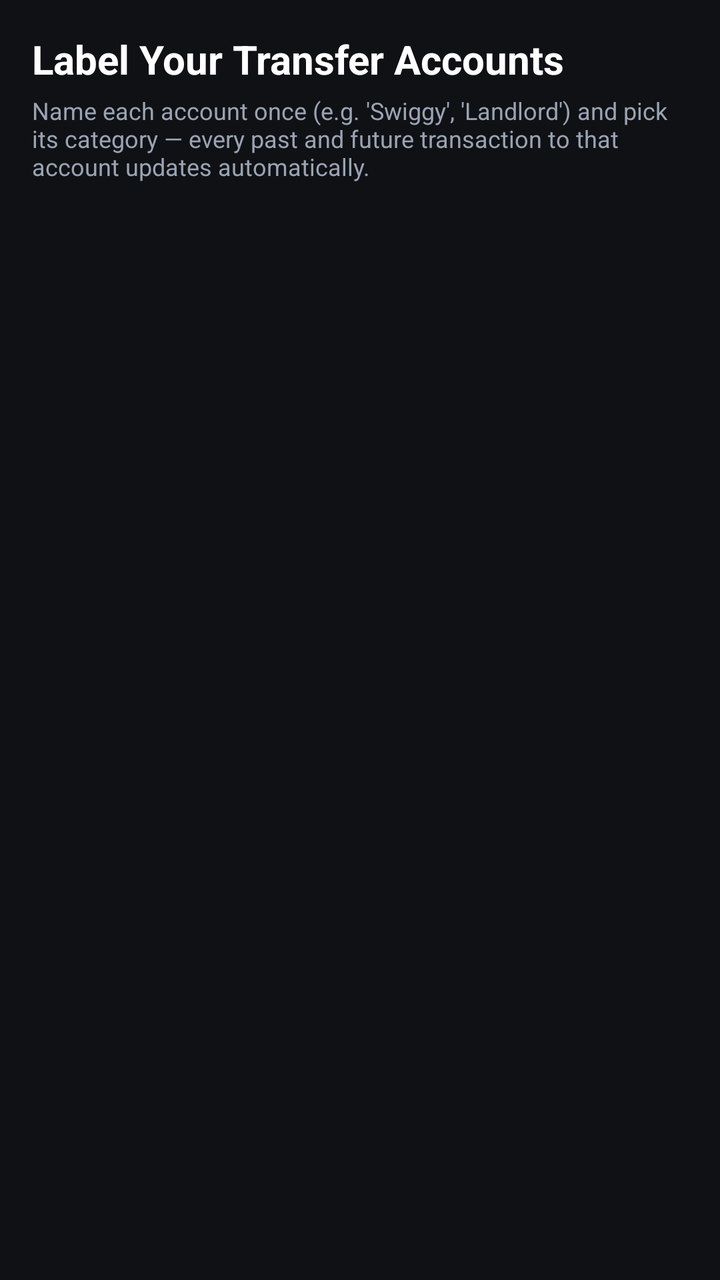
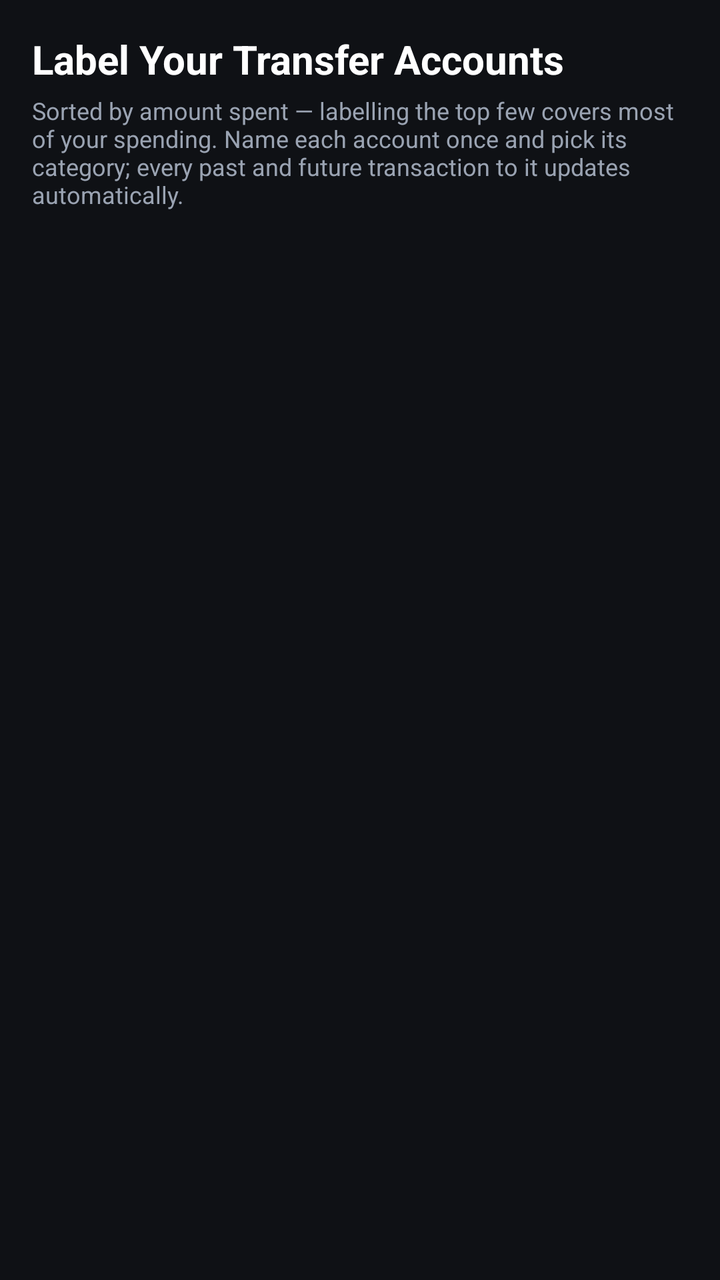

Two renders of the same Android screen: before a commit and after it. Below are the layout's source before the change and the commit's diff.
<!-- AndroidManifest.xml: application theme Theme.ExpenseTracker -->
<!-- res/layout/activity_aliases.xml -->
<?xml version="1.0" encoding="utf-8"?>
<LinearLayout xmlns:android="http://schemas.android.com/apk/res/android"
    android:layout_width="match_parent"
    android:layout_height="match_parent"
    android:background="#0F1115"
    android:orientation="vertical"
    android:padding="16dp">

    <TextView
        android:layout_width="wrap_content"
        android:layout_height="wrap_content"
        android:text="Label Your Transfer Accounts"
        android:textColor="#FFFFFF"
        android:textSize="20sp"
        android:textStyle="bold" />

    <TextView
        android:layout_width="wrap_content"
        android:layout_height="wrap_content"
        android:layout_marginTop="4dp"
        android:layout_marginBottom="16dp"
        android:text="Name each account once (e.g. 'Swiggy', 'Landlord') and pick its category — every past and future transaction to that account updates automatically."
        android:textColor="#9AA3B2"
        android:textSize="12sp" />

    <androidx.recyclerview.widget.RecyclerView
        android:id="@+id/rvAliases"
        android:layout_width="match_parent"
        android:layout_height="0dp"
        android:layout_weight="1" />

</LinearLayout>
<!-- resources referenced by this layout -->
<resources>
  <style name="Theme.ExpenseTracker" parent="Theme.MaterialComponents.DayNight.NoActionBar">
          <item name="colorPrimary">#5EEAD4</item>
          <item name="colorPrimaryDark">#0F1115</item>
          <item name="colorAccent">#5EEAD4</item>
          <item name="android:windowBackground">#0F1115</item>
      </style>
</resources>

<!-- the commit's change to res/layout/activity_aliases.xml (unified diff, before → after) -->
@@ -19,7 +19,7 @@
         android:layout_height="wrap_content"
         android:layout_marginTop="4dp"
         android:layout_marginBottom="16dp"
-        android:text="Name each account once (e.g. 'Swiggy', 'Landlord') and pick its category — every past and future transaction to that account updates automatically."
+        android:text="Sorted by amount spent — labelling the top few covers most of your spending. Name each account once and pick its category; every past and future transaction to it updates automatically."
         android:textColor="#9AA3B2"
         android:textSize="12sp" />
 
